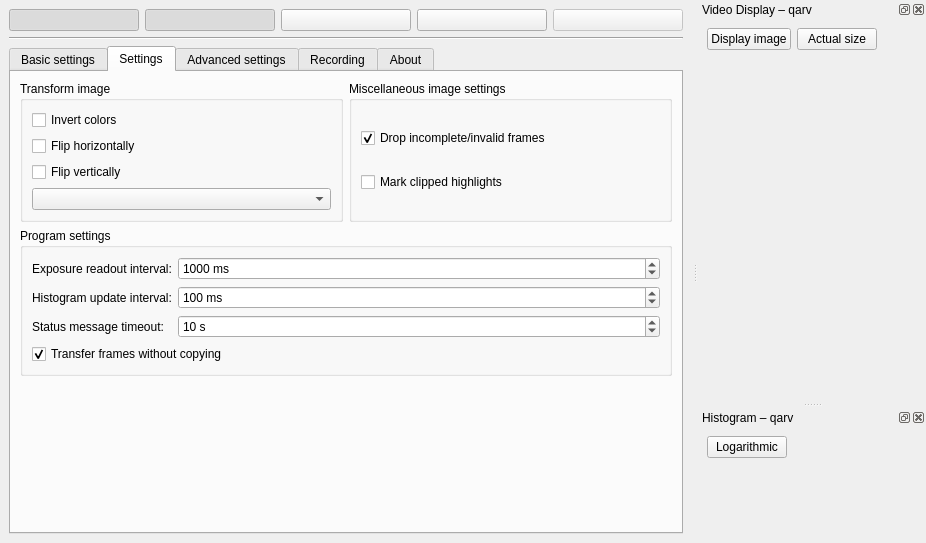
Qt form src/mainwindow.ui (AD-Vega/qarv) before a commit.
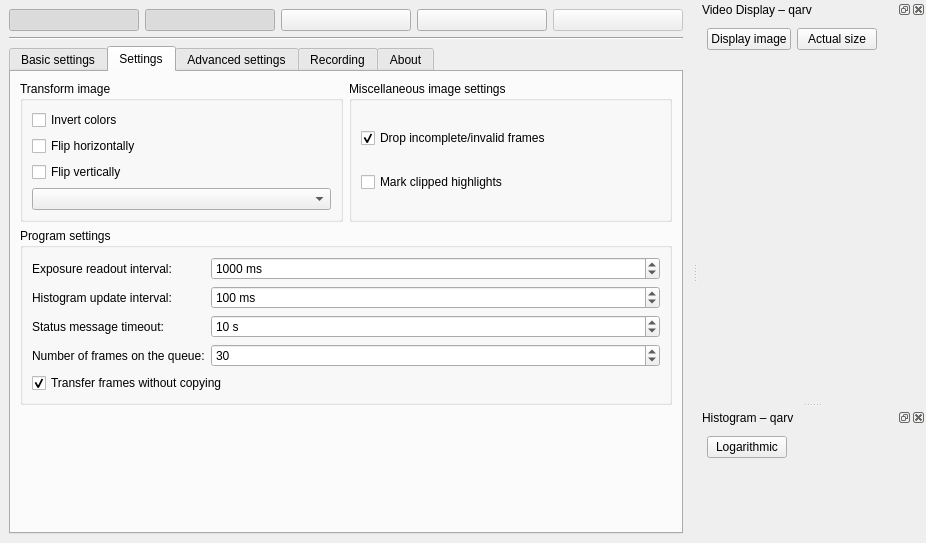
The same form after that commit. The open tabs and pages were chosen to show the change. Icons and pictures are not drawn. Custom widgets are drawn as their Qt base class.

Commit message: Add an option to set the number of frames on the stream.

What changed in the file:
```diff
--- a/src/mainwindow.ui
+++ b/src/mainwindow.ui
@@ -730,7 +730,7 @@
              </property>
             </widget>
            </item>
-           <item row="3" column="0" colspan="2">
+           <item row="4" column="0" colspan="2">
             <widget class="QCheckBox" name="nocopyCheck">
              <property name="toolTip">
               <string>If this option is selected, as little copying of images is done as possible, making the program significantly faster. But, if the computer is too slow to process images in a timely manner, it may happen that the camera will be faster and will overwrite a current image. If this is a problem, disable this option.</string>
@@ -743,6 +743,29 @@
              </property>
             </widget>
            </item>
+           <item row="3" column="0">
+            <widget class="QLabel" name="label_25">
+             <property name="text">
+              <string>Number of frames on the queue:</string>
+             </property>
+            </widget>
+           </item>
+           <item row="3" column="1">
+            <widget class="QSpinBox" name="streamFramesSpinbox">
+             <property name="toolTip">
+              <string>The camera has a queue of frames which are cycled. There should be several to ensure smooth operation, but not too many because they increase memory usage. Also, if the &quot;Transfer frames without copying&quot; option is enabled, the frames are not copied before they are passed to the program. If there are not enough frames in the queue, the current frame is not shown or recorded quickly enough, it may get overwritten. This option takes effect when starting the video stream.</string>
+             </property>
+             <property name="minimum">
+              <number>1</number>
+             </property>
+             <property name="maximum">
+              <number>1000</number>
+             </property>
+             <property name="value">
+              <number>30</number>
+             </property>
+            </widget>
+           </item>
           </layout>
          </widget>
         </item>
```
The commit also changes 1 other file.
